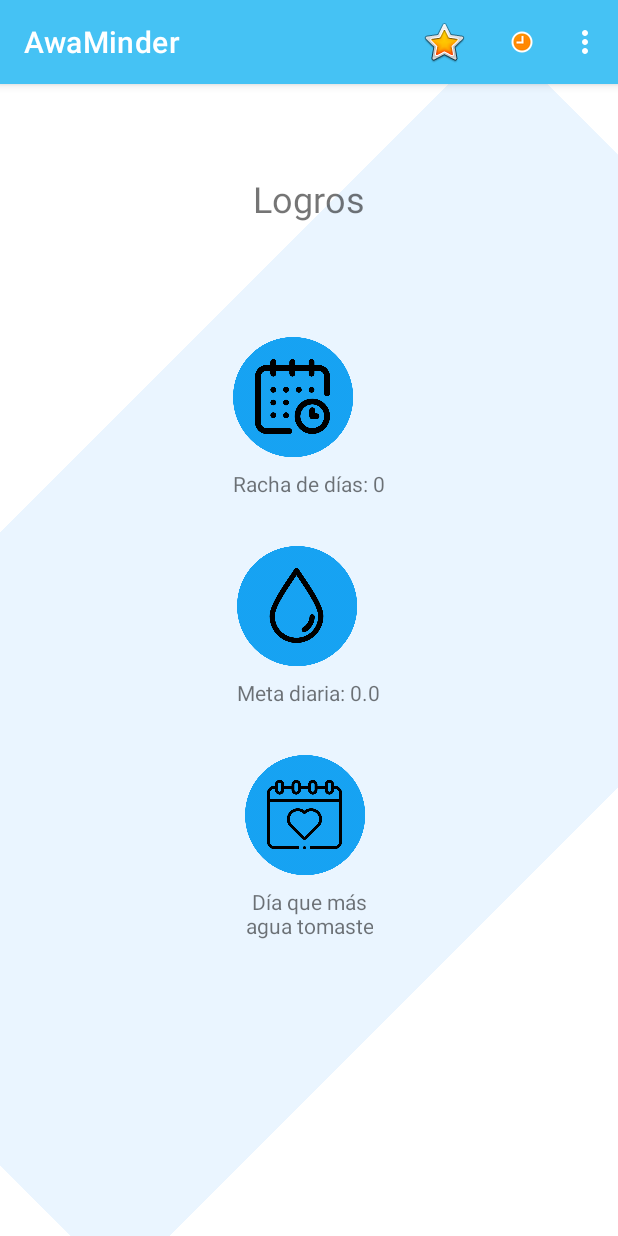
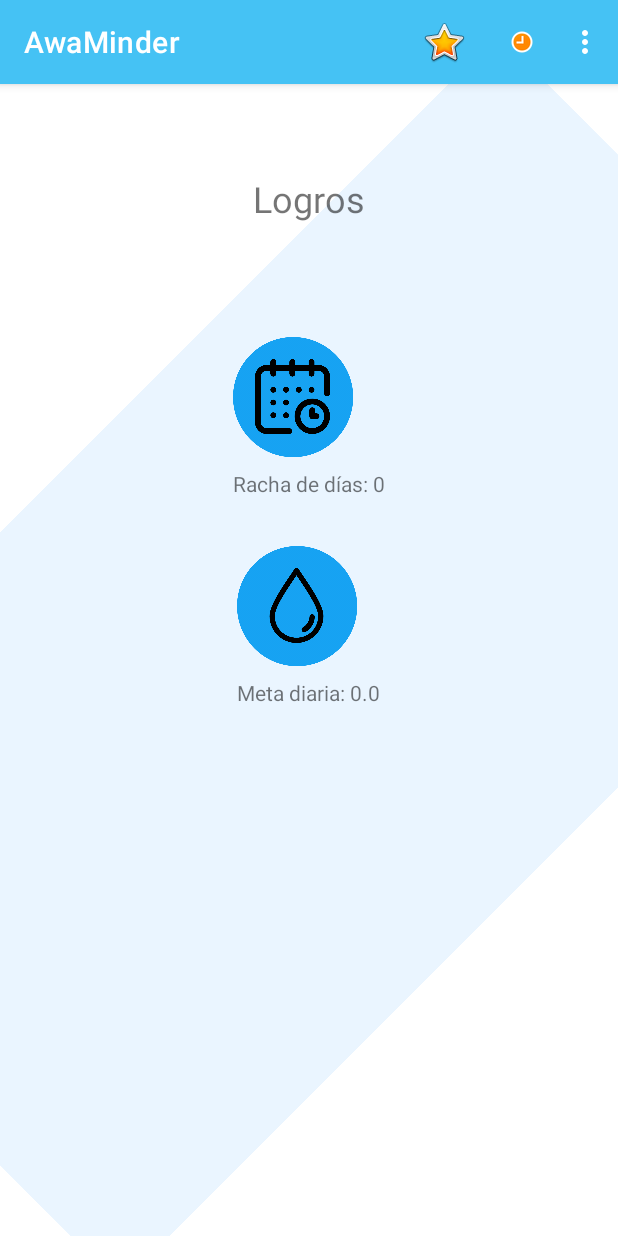
Before and after one commit to RaulValencia04/AwaminderApp, an Android app: the logros screen opened directly, with no data from a screen before it, on a phone screen of 412 x 824 dp. Run offline under Robolectric (Android 15) with nearby library versions, the phone set to English and light mode, and no system bars.

Commit message:
logros cambios

```diff
--- a/app/src/main/res/layout/activity_logros2.xml
+++ b/app/src/main/res/layout/activity_logros2.xml
@@ -114,37 +114,6 @@
     android:layout_below="@id/llMetaDiaria"
     android:layout_centerHorizontal="true"
     android:layout_marginTop="32dp"
-    android:orientation="vertical">
-
-    <FrameLayout
-        android:layout_width="80dp"
-        android:layout_height="80dp">
-
-
-
-        <ImageView
-            android:layout_width="match_parent"
-            android:layout_height="match_parent"
-            android:src="@drawable/circle_background_light_blue"
-            android:scaleType="fitCenter" />
-
-        <ImageView
-            android:layout_width="50dp"
-            android:layout_height="50dp"
-            android:src="@drawable/heart_calendar_icon"
-            android:layout_gravity="center"/>
-
-    </FrameLayout>
-
-    <TextView
-        android:layout_width="wrap_content"
-        android:layout_height="wrap_content"
-        android:text="Día que más\nagua tomaste"
-        android:textSize="14sp"
-        android:textAllCaps="false"
-        android:layout_marginTop="8dp"
-        android:gravity="center_horizontal" />
-
-</LinearLayout>
+    android:orientation="vertical"/>
 
 </RelativeLayout>
```
